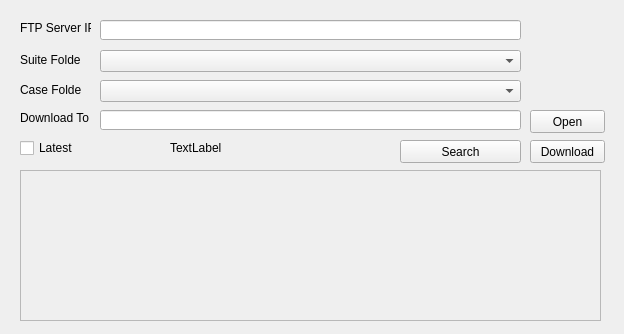
Qt form suite/windows/program_index/program_index.ui (jackiejay888/automation) before a commit.
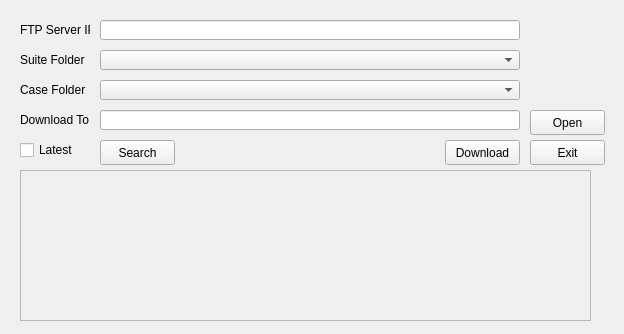
The same form after that commit.

Commit message: Update the program_index code

What changed in the file:
```diff
--- a/suite/windows/program_index/program_index.ui
+++ b/suite/windows/program_index/program_index.ui
@@ -16,10 +16,10 @@
   <widget class="QPushButton" name="pushButton">
    <property name="geometry">
     <rect>
-     <x>530</x>
+     <x>445</x>
      <y>140</y>
      <width>75</width>
-     <height>23</height>
+     <height>25</height>
     </rect>
    </property>
    <property name="text">
@@ -31,8 +31,8 @@
     <rect>
      <x>20</x>
      <y>20</y>
-     <width>71</width>
-     <height>16</height>
+     <width>70</width>
+     <height>20</height>
     </rect>
    </property>
    <property name="text">
@@ -44,8 +44,8 @@
     <rect>
      <x>20</x>
      <y>110</y>
-     <width>71</width>
-     <height>16</height>
+     <width>70</width>
+     <height>20</height>
     </rect>
    </property>
    <property name="text">
@@ -57,7 +57,7 @@
     <rect>
      <x>20</x>
      <y>50</y>
-     <width>61</width>
+     <width>70</width>
      <height>20</height>
     </rect>
    </property>
@@ -70,7 +70,7 @@
     <rect>
      <x>20</x>
      <y>80</y>
-     <width>61</width>
+     <width>70</width>
      <height>20</height>
     </rect>
    </property>
@@ -84,7 +84,7 @@
      <x>530</x>
      <y>110</y>
      <width>75</width>
-     <height>23</height>
+     <height>25</height>
     </rect>
    </property>
    <property name="text">
@@ -104,10 +104,10 @@
   <widget class="QPushButton" name="pushButton_3">
    <property name="geometry">
     <rect>
-     <x>400</x>
+     <x>100</x>
      <y>140</y>
-     <width>121</width>
-     <height>23</height>
+     <width>75</width>
+     <height>25</height>
     </rect>
    </property>
    <property name="text">
@@ -119,7 +119,7 @@
     <rect>
      <x>20</x>
      <y>170</y>
-     <width>581</width>
+     <width>571</width>
      <height>151</height>
     </rect>
    </property>
@@ -131,7 +131,7 @@
      <rect>
       <x>0</x>
       <y>0</y>
-      <width>579</width>
+      <width>569</width>
       <height>149</height>
      </rect>
     </property>
@@ -145,8 +145,8 @@
     <rect>
      <x>20</x>
      <y>140</y>
-     <width>73</width>
-     <height>16</height>
+     <width>70</width>
+     <height>20</height>
     </rect>
    </property>
    <property name="text">
@@ -158,8 +158,8 @@
     <rect>
      <x>100</x>
      <y>80</y>
-     <width>421</width>
-     <height>22</height>
+     <width>420</width>
+     <height>20</height>
     </rect>
    </property>
   </widget>
@@ -168,8 +168,8 @@
     <rect>
      <x>100</x>
      <y>50</y>
-     <width>421</width>
-     <height>22</height>
+     <width>420</width>
+     <height>20</height>
     </rect>
    </property>
   </widget>
@@ -178,7 +178,7 @@
     <rect>
      <x>100</x>
      <y>110</y>
-     <width>421</width>
+     <width>420</width>
      <height>20</height>
     </rect>
    </property>
@@ -188,7 +188,7 @@
     <rect>
      <x>100</x>
      <y>20</y>
-     <width>421</width>
+     <width>420</width>
      <height>20</height>
     </rect>
    </property>
@@ -196,17 +196,17 @@
     <string/>
    </property>
   </widget>
-  <widget class="QLabel" name="label">
+  <widget class="QPushButton" name="pushButton_4">
    <property name="geometry">
     <rect>
-     <x>170</x>
+     <x>530</x>
      <y>140</y>
-     <width>81</width>
-     <height>16</height>
+     <width>75</width>
+     <height>25</height>
     </rect>
    </property>
    <property name="text">
-    <string>TextLabel</string>
+    <string>Exit</string>
    </property>
   </widget>
  </widget>
```
The commit also changes 6 other files.
